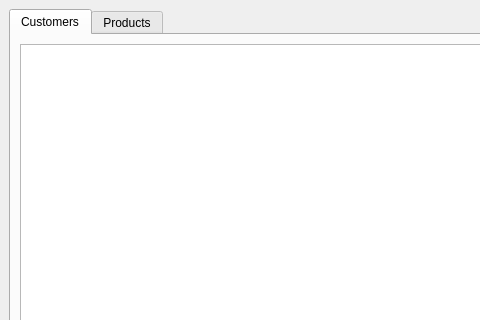
This is Qt-External-Libraries-Examples/libpqxx-Example/src/view/ui/MainWindow.ui in STyulenev/Qt-CPP-Examples as Qt 5 draws it before an edit; both pictures show x 0 to 480 and y 0 to 320 of the 800 by 600 pixel window. The edited form follows.
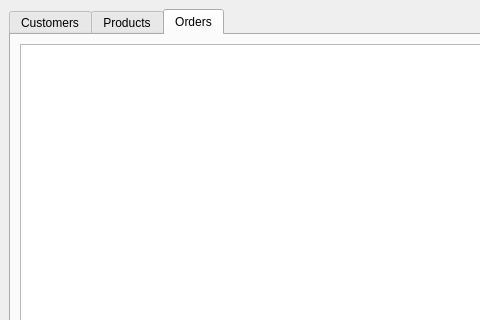
This is the edited form. The open tabs and pages were chosen to show the change.

Commit message: Added Orders table

Patch:
```diff
--- a/Qt-External-Libraries-Examples/libpqxx-Example/src/view/ui/MainWindow.ui
+++ b/Qt-External-Libraries-Examples/libpqxx-Example/src/view/ui/MainWindow.ui
@@ -40,6 +40,16 @@
         </item>
        </layout>
       </widget>
+      <widget class="QWidget" name="tab_3">
+       <attribute name="title">
+        <string>Orders</string>
+       </attribute>
+       <layout class="QGridLayout" name="gridLayout_4">
+        <item row="0" column="0">
+         <widget class="QTableView" name="ordersTableView"/>
+        </item>
+       </layout>
+      </widget>
      </widget>
     </item>
    </layout>
```
The commit also changes 13 other files.
